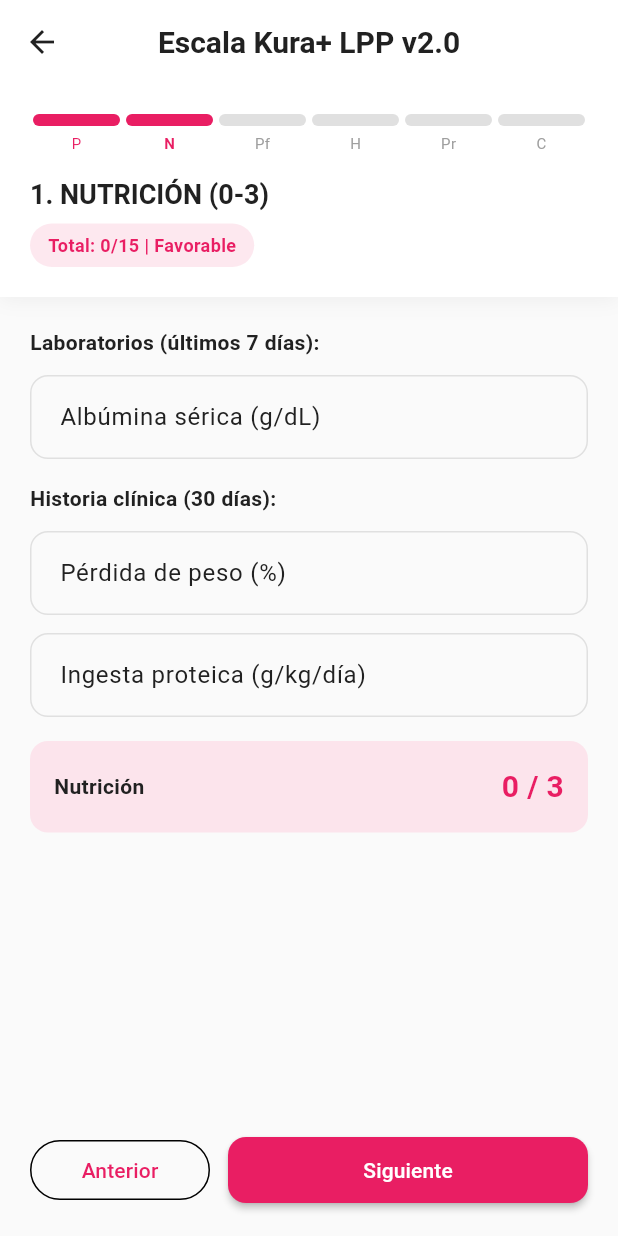
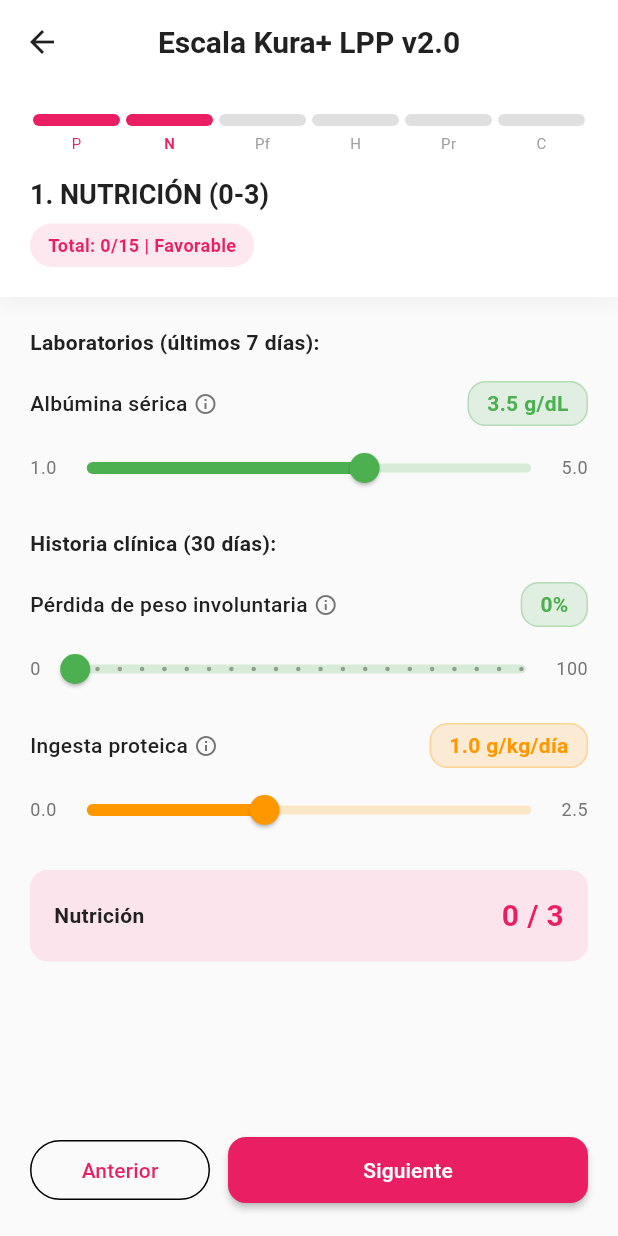
Before and after one commit to carlosangelm-bit/Escalas-de-riesgo-heridas, a Flutter app: the EscalaKuraLppScreen screen opened directly, after a tap on "Siguiente", on a phone screen of 412 x 824 dp. Run offline on Flutter 3.47's test engine with Material 3 defaults, Android fonts, the phone set to English and light mode, and no system bars; our stand-ins replace cloud_firestore, firebase_auth, firebase_core, firebase_storage, pdf, printing; accounts and stored records are empty.

Commit message:
feat: Replace text inputs with interactive sliders for better UX
✨ Mejora de usabilidad:
- Sliders personalizados con indicadores visuales
- Colores semáforo (verde/naranja/rojo) según valores
- Etiquetas con valores en tiempo real
- Tooltips con información contextual
- Rangos normales para valores de laboratorio
- Incrementos intuitivos (porcentajes, meses, horas)

🎨 Widgets creados:
- LabeledSlider: slider genérico con etiqueta y valor
- PercentageSlider: especializado para porcentajes 0-100%
- LabValueSlider: valores de lab con rangos normales

📊 Dominios actualizados:
- Nutrición: Albúmina, pérdida peso, ingesta proteica
- Perfusión: ITB/ABI con tooltips médicos
- Herida: Cronicidad, granulación, fibrina (porcentajes)
- Presión: Adherencia, frecuencia cambios posturales
- Clínico: HbA1c y hemoglobina con rangos normales

🚀 Beneficios:
- Sin teclado numérico (más rápido en móvil)
- Validación visual instantánea
- Feedback inmediato con colores
- Experiencia táctil mejorada

```diff
--- /dev/null
+++ b/lib/widgets/labeled_slider.dart
@@ -0,0 +1,234 @@
+import 'package:flutter/material.dart';
+
+/// Widget de Slider personalizado con etiqueta y valor visible
+class LabeledSlider extends StatelessWidget {
+  final String label;
+  final double value;
+  final double min;
+  final double max;
+  final int? divisions;
+  final ValueChanged<double> onChanged;
+  final String? unit;
+  final bool showValue;
+  final Color? activeColor;
+  final String? tooltip;
+
+  const LabeledSlider({
+    super.key,
+    required this.label,
+    required this.value,
+    required this.min,
+    required this.max,
+    this.divisions,
+    required this.onChanged,
+    this.unit,
+    this.showValue = true,
+    this.activeColor,
+    this.tooltip,
+  });
+
+  /// Obtener color según el valor (semáforo)
+  Color _getColorForValue() {
+    if (activeColor != null) return activeColor!;
+
+    final percentage = (value - min) / (max - min);
+    if (percentage <= 0.33) {
+      return Colors.green;
+    } else if (percentage <= 0.66) {
+      return Colors.orange;
+    } else {
+      return Colors.red;
+    }
+  }
+
+  String _formatValue() {
+    if (divisions != null) {
+      return value.toStringAsFixed(0);
+    } else {
+      return value.toStringAsFixed(1);
+    }
+  }
+
+  @override
+  Widget build(BuildContext context) {
+    final theme = Theme.of(context);
+
+    return Column(
+      crossAxisAlignment: CrossAxisAlignment.start,
+      children: [
+        Row(
+          mainAxisAlignment: MainAxisAlignment.spaceBetween,
+          children: [
+            Expanded(
+              child: Row(
+                children: [
+                  Text(
+                    label,
+                    style: theme.textTheme.bodyMedium?.copyWith(
+                      fontWeight: FontWeight.w500,
+                    ),
+                  ),
+                  if (tooltip != null) ...[
+                    const SizedBox(width: 4),
+                    Tooltip(
+                      message: tooltip!,
+                      child: Icon(
+                        Icons.info_outline,
+                        size: 16,
+                        color: Colors.grey[600],
+                      ),
+                    ),
+                  ],
+                ],
+              ),
+            ),
+            if (showValue)
+              Container(
+                padding: const EdgeInsets.symmetric(horizontal: 12, vertical: 4),
+                decoration: BoxDecoration(
+                  color: _getColorForValue().withValues(alpha: 0.15),
+                  borderRadius: BorderRadius.circular(12),
+                  border: Border.all(
+                    color: _getColorForValue().withValues(alpha: 0.3),
+                  ),
+                ),
+                child: Text(
+                  '${_formatValue()}${unit ?? ''}',
+                  style: theme.textTheme.bodyMedium?.copyWith(
+                    fontWeight: FontWeight.bold,
+                    color: _getColorForValue(),
+                  ),
+                ),
+              ),
+          ],
+        ),
+        const SizedBox(height: 8),
+        Row(
+          children: [
+            Text(
+              min.toStringAsFixed(divisions != null ? 0 : 1),
+              style: theme.textTheme.bodySmall?.copyWith(
+                color: Colors.grey[600],
+              ),
+            ),
+            Expanded(
+              child: SliderTheme(
+                data: SliderTheme.of(context).copyWith(
+                  activeTrackColor: _getColorForValue(),
+                  inactiveTrackColor: _getColorForValue().withValues(alpha: 0.2),
+                  thumbColor: _getColorForValue(),
+                  overlayColor: _getColorForValue().withValues(alpha: 0.2),
+                  valueIndicatorColor: _getColorForValue(),
+                  trackHeight: 6,
+                  thumbShape: const RoundSliderThumbShape(
+                    enabledThumbRadius: 10,
+                  ),
+                  overlayShape: const RoundSliderOverlayShape(
+                    overlayRadius: 20,
+                  ),
+                ),
+                child: Slider(
+                  value: value,
+                  min: min,
+                  max: max,
+                  divisions: divisions,
+                  label: '${_formatValue()}${unit ?? ''}',
+                  onChanged: onChanged,
+                ),
+              ),
+            ),
+            Text(
+              max.toStringAsFixed(divisions != null ? 0 : 1),
+              style: theme.textTheme.bodySmall?.copyWith(
+                color: Colors.grey[600],
+              ),
+            ),
+          ],
+        ),
+      ],
+    );
+  }
+}
+
+/// Widget de Slider para porcentajes (0-100%)
+class PercentageSlider extends StatelessWidget {
+  final String label;
+  final double value;
+  final ValueChanged<double> onChanged;
+  final String? tooltip;
+
+  const PercentageSlider({
+    super.key,
+    required this.label,
+    required this.value,
+    required this.onChanged,
+    this.tooltip,
+  });
+
+  @override
+  Widget build(BuildContext context) {
+    return LabeledSlider(
+      label: label,
+      value: value,
+      min: 0,
+      max: 100,
+      divisions: 20, // Incrementos de 5%
+      unit: '%',
+      onChanged: onChanged,
+      tooltip: tooltip,
+    );
+  }
+}
+
+/// Widget de Slider para valores de laboratorio
+class LabValueSlider extends StatelessWidget {
+  final String label;
+  final double value;
+  final double min;
+  final double max;
+  final String unit;
+  final ValueChanged<double> onChanged;
+  final double? normalMin;
+  final double? normalMax;
+  final String? tooltip;
+
+  const LabValueSlider({
+    super.key,
+    required this.label,
+    required this.value,
+    required this.min,
+    required this.max,
+    required this.unit,
+    required this.onChanged,
+    this.normalMin,
+    this.normalMax,
+    this.tooltip,
+  });
+
+  Color _getColorForLabValue() {
+    if (normalMin != null && normalMax != null) {
+      if (value >= normalMin! && value <= normalMax!) {
+        return Colors.green;
+      } else if (value < normalMin! * 0.8 || value > normalMax! * 1.2) {
+        return Colors.red;
+      } else {
+        return Colors.orange;
+      }
+    }
+    return Colors.blue;
+  }
+
+  @override
+  Widget build(BuildContext context) {
+    return LabeledSlider(
+      label: label,
+      value: value,
+      min: min,
+      max: max,
+      unit: ' $unit',
+      onChanged: onChanged,
+      activeColor: _getColorForLabValue(),
+      tooltip: tooltip,
+    );
+  }
+}
```
Also changed, not shown: lib/screens/escala_kura_lpp_screen.dart (+110 -65 lines).
